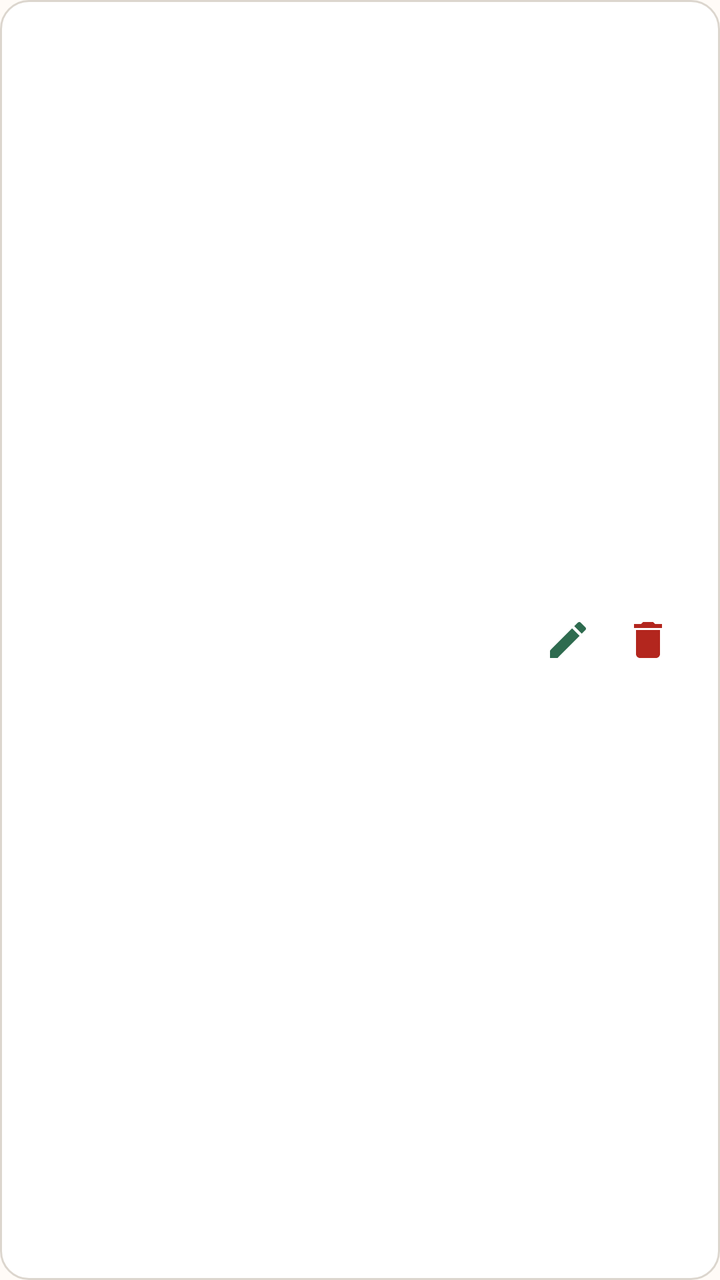
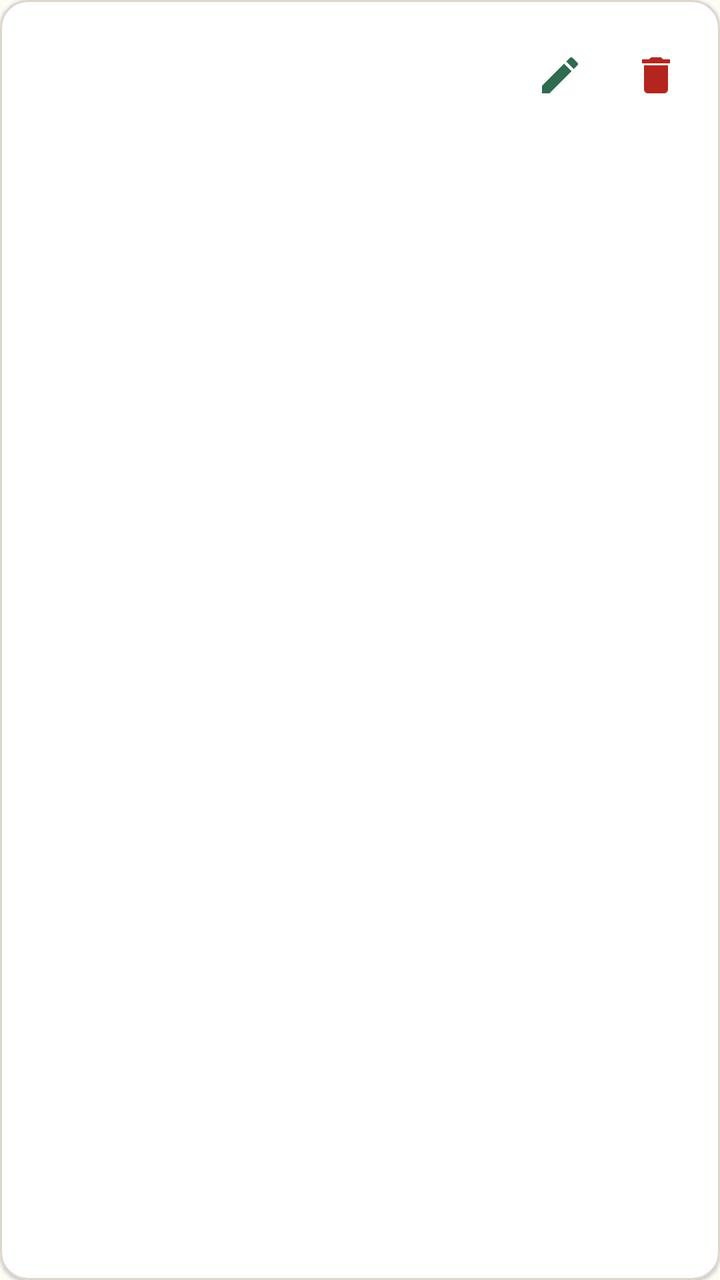

Screens rendered from an Android XML layout before and after an edit, with the pre-edit source and the edit as a unified diff.
<!-- AndroidManifest.xml: application theme Theme.SmartPantry -->
<!-- res/layout/item_pantry.xml -->
<?xml version="1.0" encoding="utf-8"?>
<androidx.constraintlayout.widget.ConstraintLayout
    xmlns:android="http://schemas.android.com/apk/res/android"
    xmlns:app="http://schemas.android.com/apk/res-auto"
    android:layout_width="match_parent"
    android:layout_height="wrap_content"
    android:layout_marginBottom="@dimen/spacing_sm"
    android:background="@drawable/bg_card"
    android:padding="@dimen/spacing_md">

    <TextView
        android:id="@+id/textName"
        android:layout_width="0dp"
        android:layout_height="wrap_content"
        android:textColor="@color/text_primary"
        android:textSize="16sp"
        android:textStyle="bold"
        app:layout_constraintTop_toTopOf="parent"
        app:layout_constraintStart_toStartOf="parent"
        app:layout_constraintEnd_toStartOf="@+id/buttonEdit" />

    <TextView
        android:id="@+id/textQuantity"
        android:layout_width="0dp"
        android:layout_height="wrap_content"
        android:layout_marginTop="2dp"
        android:textColor="@color/text_secondary"
        android:textSize="14sp"
        app:layout_constraintTop_toBottomOf="@+id/textName"
        app:layout_constraintStart_toStartOf="parent"
        app:layout_constraintEnd_toStartOf="@+id/buttonEdit" />

    <TextView
        android:id="@+id/textExpiry"
        android:layout_width="wrap_content"
        android:layout_height="wrap_content"
        android:layout_marginTop="@dimen/spacing_sm"
        android:background="@drawable/bg_chip_green"
        android:paddingStart="10dp"
        android:paddingEnd="10dp"
        android:paddingTop="4dp"
        android:paddingBottom="4dp"
        android:textColor="@color/green_700"
        android:textSize="12sp"
        android:visibility="gone"
        app:layout_constraintTop_toBottomOf="@+id/textQuantity"
        app:layout_constraintStart_toStartOf="parent" />

    <ImageButton
        android:id="@+id/buttonEdit"
        android:layout_width="40dp"
        android:layout_height="40dp"
        android:background="?attr/selectableItemBackgroundBorderless"
        android:contentDescription="@string/edit_ingredient"
        android:src="@drawable/ic_edit"
        app:layout_constraintTop_toTopOf="parent"
        app:layout_constraintBottom_toBottomOf="parent"
        app:layout_constraintEnd_toStartOf="@+id/buttonDelete" />

    <ImageButton
        android:id="@+id/buttonDelete"
        android:layout_width="40dp"
        android:layout_height="40dp"
        android:background="?attr/selectableItemBackgroundBorderless"
        android:contentDescription="@string/delete_ingredient"
        android:src="@drawable/ic_delete"
        app:layout_constraintTop_toTopOf="parent"
        app:layout_constraintBottom_toBottomOf="parent"
        app:layout_constraintEnd_toEndOf="parent" />

</androidx.constraintlayout.widget.ConstraintLayout>
<!-- resources referenced by this layout -->
<resources>
  <color name="green_700">#2E6B4F</color>
  <color name="text_primary">#1C1B1A</color>
  <color name="text_secondary">#5F5B57</color>
  <dimen name="spacing_md">16dp</dimen>
  <dimen name="spacing_sm">8dp</dimen>
  <!-- drawable bg_card (drawable) -->
  <?xml version="1.0" encoding="utf-8"?>
  <shape xmlns:android="http://schemas.android.com/apk/res/android" android:shape="rectangle">
      <solid android:color="@color/surface_card" />
      <corners android:radius="@dimen/card_radius" />
      <stroke android:width="1dp" android:color="@color/outline" />
  </shape>
  <!-- drawable bg_chip_green (drawable) -->
  <?xml version="1.0" encoding="utf-8"?>
  <shape xmlns:android="http://schemas.android.com/apk/res/android" android:shape="rectangle">
      <solid android:color="@color/green_100" />
      <corners android:radius="12dp" />
  </shape>
  <!-- drawable ic_delete (drawable) -->
  <vector xmlns:android="http://schemas.android.com/apk/res/android"
      android:width="24dp"
      android:height="24dp"
      android:viewportWidth="24"
      android:viewportHeight="24">
      <path
          android:fillColor="@color/red_600"
          android:pathData="M6,19c0,1.1 0.9,2 2,2h8c1.1,0 2,-0.9 2,-2V7H6v12zM19,4h-3.5l-1,-1h-5l-1,1H5v2h14V4z" />
  </vector>
  <!-- drawable ic_edit (drawable) -->
  <vector xmlns:android="http://schemas.android.com/apk/res/android"
      android:width="24dp"
      android:height="24dp"
      android:viewportWidth="24"
      android:viewportHeight="24">
      <path
          android:fillColor="@color/green_700"
          android:pathData="M3,17.25V21h3.75L17.81,9.94l-3.75,-3.75L3,17.25zM20.71,7.04c0.39,-0.39 0.39,-1.02 0,-1.41l-2.34,-2.34c-0.39,-0.39 -1.02,-0.39 -1.41,0l-1.83,1.83 3.75,3.75 1.83,-1.83z" />
  </vector>
  <string name="delete_ingredient">Delete ingredient</string>
  <string name="edit_ingredient">Edit ingredient</string>
  <style name="Theme.SmartPantry" parent="Theme.MaterialComponents.Light.NoActionBar">
          <item name="colorPrimary">@color/green_700</item>
          <item name="colorPrimaryDark">@color/green_700</item>
          <item name="colorOnPrimary">@color/white</item>
          <item name="colorSecondary">@color/green_600</item>
          <item name="colorAccent">@color/green_600</item>
  
          
          <item name="colorSurface">@color/surface_card</item>
          <item name="colorOnSurface">@color/text_primary</item>
  
          <item name="android:colorBackground">@color/surface</item>
          <item name="colorOnBackground">@color/text_primary</item>
          <item name="android:statusBarColor" tools:targetApi="l">@color/green_700</item>
          <item name="android:textColorPrimary">@color/text_primary</item>
          <item name="android:textColorSecondary">@color/text_secondary</item>
          <item name="android:textColorHint">@color/text_secondary</item>
      </style>
  <color name="surface_card">#FFFFFF</color>
  <dimen name="card_radius">14dp</dimen>
  <color name="outline">#DCD6CE</color>
  <color name="green_100">#DCEFE3</color>
  <color name="red_600">#B3261E</color>
  <color name="white">#FFFFFF</color>
  <color name="green_600">#3A8763</color>
  <color name="surface">#FFFBF7</color>
</resources>

<!-- the commit's change to res/layout/item_pantry.xml (unified diff, before → after) -->
@@ -1,71 +1,91 @@
 <?xml version="1.0" encoding="utf-8"?>
-<androidx.constraintlayout.widget.ConstraintLayout
+<com.google.android.material.card.MaterialCardView
     xmlns:android="http://schemas.android.com/apk/res/android"
     xmlns:app="http://schemas.android.com/apk/res-auto"
     android:layout_width="match_parent"
     android:layout_height="wrap_content"
     android:layout_marginBottom="@dimen/spacing_sm"
-    android:background="@drawable/bg_card"
-    android:padding="@dimen/spacing_md">
+    android:clickable="true"
+    android:focusable="true"
+    app:cardBackgroundColor="@color/surface_card"
+    app:cardCornerRadius="@dimen/card_radius"
+    app:cardElevation="1dp"
+    app:strokeColor="@color/outline"
+    app:strokeWidth="1dp">
 
-    <TextView
-        android:id="@+id/textName"
-        android:layout_width="0dp"
+    <androidx.constraintlayout.widget.ConstraintLayout
+        android:layout_width="match_parent"
         android:layout_height="wrap_content"
-        android:textColor="@color/text_primary"
-        android:textSize="16sp"
-        android:textStyle="bold"
-        app:layout_constraintTop_toTopOf="parent"
-        app:layout_constraintStart_toStartOf="parent"
-        app:layout_constraintEnd_toStartOf="@+id/buttonEdit" />
+        android:paddingStart="@dimen/spacing_md"
+        android:paddingEnd="@dimen/spacing_sm"
+        android:paddingTop="@dimen/spacing_md"
+        android:paddingBottom="@dimen/spacing_md">
 
-    <TextView
-        android:id="@+id/textQuantity"
-        android:layout_width="0dp"
-        android:layout_height="wrap_content"
-        android:layout_marginTop="2dp"
-        android:textColor="@color/text_secondary"
-        android:textSize="14sp"
-        app:layout_constraintTop_toBottomOf="@+id/textName"
-        app:layout_constraintStart_toStartOf="parent"
-        app:layout_constraintEnd_toStartOf="@+id/buttonEdit" />
+        <TextView
+            android:id="@+id/textName"
+            android:layout_width="0dp"
+            android:layout_height="wrap_content"
+            android:ellipsize="end"
+            android:maxLines="1"
+            android:textColor="@color/text_primary"
+            android:textSize="16sp"
+            android:textStyle="bold"
+            app:layout_constraintTop_toTopOf="parent"
+            app:layout_constraintStart_toStartOf="parent"
+            app:layout_constraintEnd_toStartOf="@+id/buttonEdit" />
 
-    <TextView
-        android:id="@+id/textExpiry"
-        android:layout_width="wrap_content"
-        android:layout_height="wrap_content"
-        android:layout_marginTop="@dimen/spacing_sm"
-        android:background="@drawable/bg_chip_green"
-        android:paddingStart="10dp"
-        android:paddingEnd="10dp"
-        android:paddingTop="4dp"
-        android:paddingBottom="4dp"
-        android:textColor="@color/green_700"
-        android:textSize="12sp"
-        android:visibility="gone"
-        app:layout_constraintTop_toBottomOf="@+id/textQuantity"
-        app:layout_constraintStart_toStartOf="parent" />
+        <TextView
+            android:id="@+id/textQuantity"
+            android:layout_width="0dp"
+            android:layout_height="wrap_content"
+            android:layout_marginTop="2dp"
+            android:ellipsize="end"
+            android:maxLines="1"
+            android:textColor="@color/text_secondary"
+            android:textSize="14sp"
+            app:layout_constraintTop_toBottomOf="@+id/textName"
+            app:layout_constraintStart_toStartOf="parent"
+            app:layout_constraintEnd_toStartOf="@+id/buttonEdit" />
 
-    <ImageButton
-        android:id="@+id/buttonEdit"
-        android:layout_width="40dp"
-        android:layout_height="40dp"
-        android:background="?attr/selectableItemBackgroundBorderless"
-        android:contentDescription="@string/edit_ingredient"
-        android:src="@drawable/ic_edit"
-        app:layout_constraintTop_toTopOf="parent"
-        app:layout_constraintBottom_toBottomOf="parent"
-        app:layout_constraintEnd_toStartOf="@+id/buttonDelete" />
+        <TextView
+            android:id="@+id/textExpiry"
+            android:layout_width="wrap_content"
+            android:layout_height="wrap_content"
+            android:layout_marginTop="@dimen/spacing_sm"
+            android:background="@drawable/bg_chip_green"
+            android:paddingStart="10dp"
+            android:paddingEnd="10dp"
+            android:paddingTop="4dp"
+            android:paddingBottom="4dp"
+            android:textColor="@color/green_700"
+            android:textSize="12sp"
+            android:visibility="gone"
+            app:layout_constraintTop_toBottomOf="@+id/textQuantity"
+            app:layout_constraintStart_toStartOf="parent" />
 
-    <ImageButton
-        android:id="@+id/buttonDelete"
-        android:layout_width="40dp"
-        android:layout_height="40dp"
-        android:background="?attr/selectableItemBackgroundBorderless"
-        android:contentDescription="@string/delete_ingredient"
-        android:src="@drawable/ic_delete"
-        app:layout_constraintTop_toTopOf="parent"
-        app:layout_constraintBottom_toBottomOf="parent"
-        app:layout_constraintEnd_toEndOf="parent" />
+        <ImageButton
+            android:id="@+id/buttonEdit"
+            android:layout_width="@dimen/touch_target"
+            android:layout_height="@dimen/touch_target"
+            android:background="?attr/selectableItemBackgroundBorderless"
+            android:contentDescription="@string/edit_ingredient"
+            android:padding="12dp"
+            android:src="@drawable/ic_edit"
+            app:layout_constraintTop_toTopOf="parent"
+            app:layout_constraintBottom_toBottomOf="@+id/textQuantity"
+            app:layout_constraintEnd_toStartOf="@+id/buttonDelete" />
 
-</androidx.constraintlayout.widget.ConstraintLayout>
+        <ImageButton
+            android:id="@+id/buttonDelete"
+            android:layout_width="@dimen/touch_target"
+            android:layout_height="@dimen/touch_target"
+            android:background="?attr/selectableItemBackgroundBorderless"
+            android:contentDescription="@string/delete_ingredient"
+            android:padding="12dp"
+            android:src="@drawable/ic_delete"
+            app:layout_constraintTop_toTopOf="parent"
+            app:layout_constraintBottom_toBottomOf="@+id/textQuantity"
+            app:layout_constraintEnd_toEndOf="parent" />
+
+    </androidx.constraintlayout.widget.ConstraintLayout>
+</com.google.android.material.card.MaterialCardView>
<!-- resource entries referenced after the edit -->
@@ -5,13 +5,7 @@
   <color name="text_secondary">#5F5B57</color>
   <dimen name="spacing_md">16dp</dimen>
   <dimen name="spacing_sm">8dp</dimen>
-  <!-- drawable bg_card (drawable) -->
-  <?xml version="1.0" encoding="utf-8"?>
-  <shape xmlns:android="http://schemas.android.com/apk/res/android" android:shape="rectangle">
-      <solid android:color="@color/surface_card" />
-      <corners android:radius="@dimen/card_radius" />
-      <stroke android:width="1dp" android:color="@color/outline" />
-  </shape>
+  <dimen name="touch_target">48dp</dimen>
   <!-- drawable bg_chip_green (drawable) -->
   <?xml version="1.0" encoding="utf-8"?>
   <shape xmlns:android="http://schemas.android.com/apk/res/android" android:shape="rectangle">
